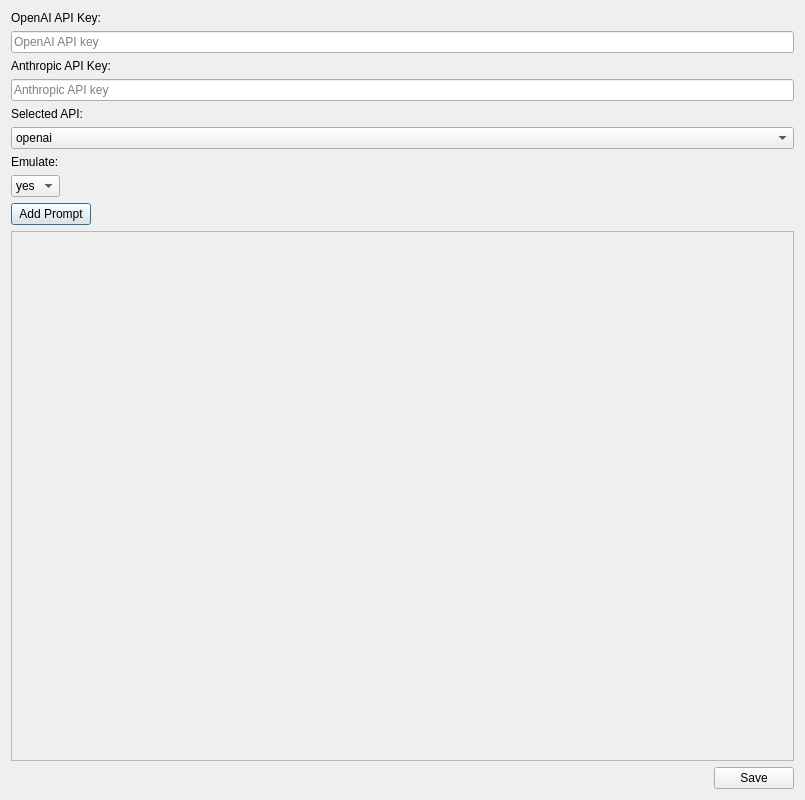
Above: IntelliFiller/SettingsWindow.ui from voothi/20251206123938-intellifiller-ai-addon-for-anki before the change. Below: the same form after it.
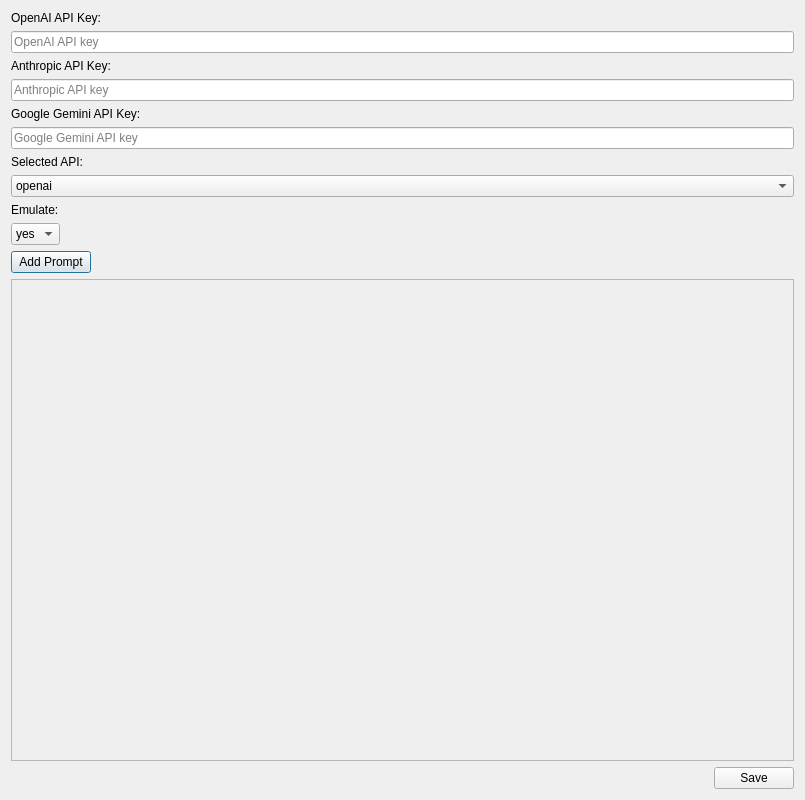
That is the form after the change.

Commit message: feat: Add settings window for API key management and Gemini API integration.

The edit to the form file:
```diff
--- a/IntelliFiller/SettingsWindow.ui
+++ b/IntelliFiller/SettingsWindow.ui
@@ -51,6 +51,20 @@
      </property>
     </widget>
    </item>
+   <item>
+    <widget class="QLabel" name="labelGeminiKey">
+     <property name="text">
+      <string>Google Gemini API Key:</string>
+     </property>
+    </widget>
+   </item>
+   <item>
+    <widget class="QLineEdit" name="geminiKey">
+     <property name="placeholderText">
+      <string>Google Gemini API key</string>
+     </property>
+    </widget>
+   </item>
    <item>
     <widget class="QLabel" name="labelSelectedApi">
      <property name="text">
```
Left out of the diff: 5 changed lines with no effect on the pictures. The commit also changes 5 other files.
